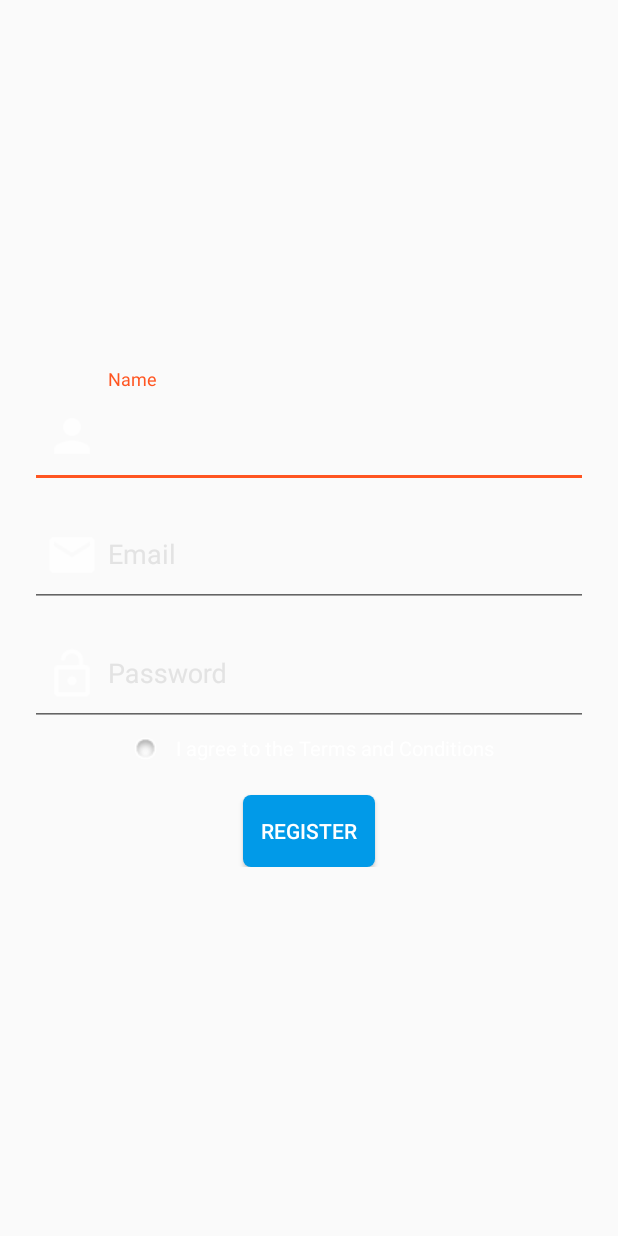
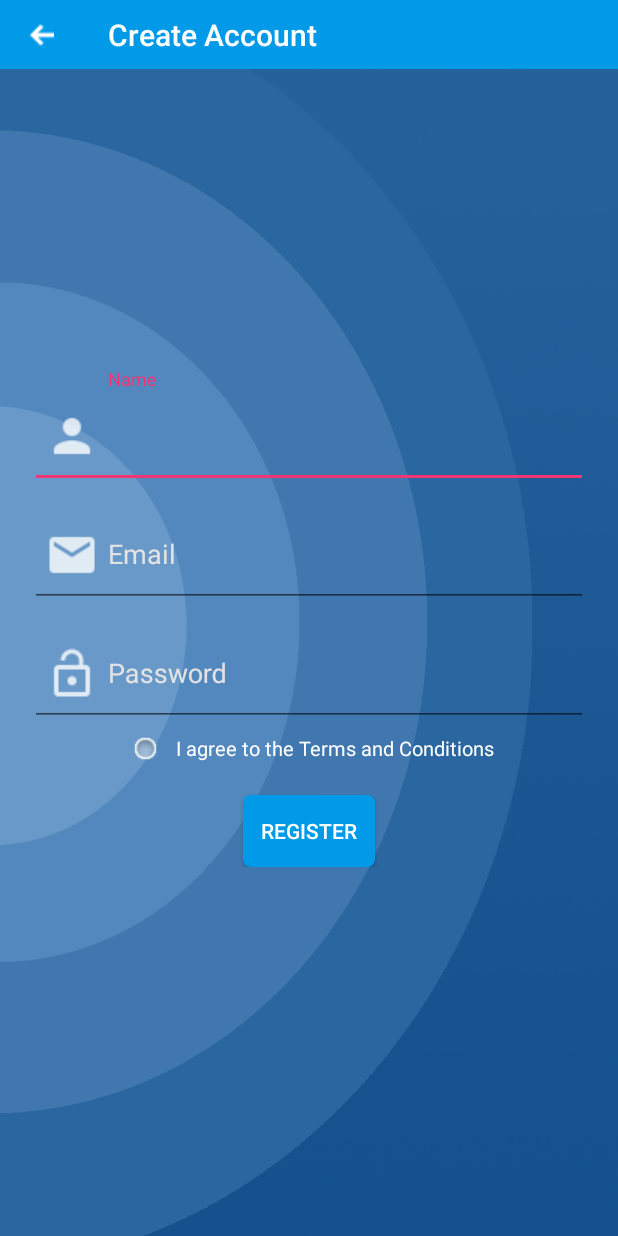
Before and after one commit to ChucNgo/ChatFlix, an Android app: the screen it shows after launch (RegisterActivity), after a tap on "SIGN UP", on a phone screen of 412 x 824 dp. Run offline under Robolectric (Android 15) with nearby library versions, the light colour scheme and no system bars; our stand-ins replace Firebase (no records; nobody signed in at launch, a user with empty details on screens opened directly); libraries missing offline, so code that uses them is left out: com.yarolegovich.lovelydialog; 2 statements that could not run were skipped; 3 other taps on this screen came first.

Commit message:
add and remove friend request, fix color accent

```diff
--- a/app/src/main/AndroidManifest.xml
+++ b/app/src/main/AndroidManifest.xml
@@ -23,7 +23,8 @@
         android:label="@string/app_name"
         android:roundIcon="@mipmap/ic_launcher_round"
         android:supportsRtl="true"
-        android:theme="@style/AppTheme">
+        android:theme="@style/AppTheme"
+        android:largeHeap="true">
         <activity
             android:name=".activity.LoginActivity"
             android:screenOrientation="portrait">
--- a/app/src/main/java/com/project/chatflix/activity/LoginActivity.java
+++ b/app/src/main/java/com/project/chatflix/activity/LoginActivity.java
@@ -19,6 +19,7 @@ import com.google.firebase.auth.FirebaseAuth;
 import com.google.firebase.auth.FirebaseUser;
 import com.project.chatflix.MainActivity;
 import com.project.chatflix.R;
+import com.project.chatflix.database.SharedPreferenceHelper;
 import com.project.chatflix.utils.StaticConfig;
 import com.yarolegovich.lovelydialog.LovelyProgressDialog;
 import com.yarolegovich.lovelydialog.LovelyTextInputDialog;
@@ -29,9 +30,6 @@ import java.util.regex.Pattern;
 public class LoginActivity extends Activity
 //        implements SinchService.StartFailedListener
 {
-
-    private static final String EMAIL = "email";
-    private static final String PASSWORD = "password";
 
     public static final String MY_PREFERENCES = "MyPrefs";
 
@@ -47,7 +45,8 @@ public class LoginActivity extends Activity
     private FirebaseUser user;
     private boolean firstTimeAccess;
     private LinearLayout layoutRememberLogin;
-    SharedPreferences sharedpreferences;
+    private SharedPreferences sharedpreferences;
+    private SharedPreferenceHelper preferenceHelper;
 
     private LovelyProgressDialog waitingDialog;
     private ImageView imgRemember;
@@ -81,13 +80,19 @@ public class LoginActivity extends Activity
         mAuth = FirebaseAuth.getInstance();
         mAuthListener = firebaseAuth -> {
             user = firebaseAuth.getCurrentUser();
-            if (user != null) {
-                StaticConfig.UID = user.getUid();
-                if (firstTimeAccess) {
-                    startActivity(new Intent(LoginActivity.this, MainActivity.class));
-                    LoginActivity.this.finish();
+            if (preferenceHelper.getAutoLogin()) {
+                if (user != null) {
+                    StaticConfig.UID = user.getUid();
+                    if (firstTimeAccess) {
+
+                        startActivity(new Intent(LoginActivity.this, MainActivity.class));
+                        LoginActivity.this.finish();
+                    }
                 }
+            } else {
+
             }
+
             firstTimeAccess = false;
         };
     }
@@ -96,6 +101,7 @@ public class LoginActivity extends Activity
         getWindow().setBackgroundDrawableResource(R.drawable.background);
         this.getWindow().setSoftInputMode(WindowManager.LayoutParams.SOFT_INPUT_STATE_ALWAYS_HIDDEN);
         mAuth = FirebaseAuth.getInstance();
+        preferenceHelper = SharedPreferenceHelper.getInstance(this);
         progressDialog = new ProgressDialog(this);
         waitingDialog = new LovelyProgressDialog(this);
         txtEmailLogin = findViewById(R.id.txtEmailLogin);
@@ -104,6 +110,15 @@ public class LoginActivity extends Activity
         btnReg = findViewById(R.id.btnReg);
         layoutRememberLogin = findViewById(R.id.layout_remember_login);
         imgRemember = findViewById(R.id.radioButton);
+
+        if (preferenceHelper.getAutoLogin()) {
+            imgRemember.setTag(1);
+            imgRemember.setBackgroundResource(R.drawable.rb_checked);
+        } else {
+            imgRemember.setTag(0);
+            imgRemember.setBackgroundResource(R.drawable.rb_unchecked);
+        }
+
         btnForgotPassword = findViewById(R.id.btnForgotPassword);
 
         waitingDialog = new LovelyProgressDialog(this).setCancelable(false);
@@ -132,9 +147,12 @@ public class LoginActivity extends Activity
                     if (imgRemember.getTag().toString().equalsIgnoreCase("1")) {
                         SharedPreferences.Editor editor = sharedpreferences.edit();
 
-                        editor.putString(EMAIL, email);
-                        editor.putString(PASSWORD, password);
+                        editor.putString(getString(R.string.email), email);
+                        editor.putString(getString(R.string.password_field), password);
                         editor.apply();
+                        preferenceHelper.setAuToLogin(true);
+                    } else {
+                        preferenceHelper.setAuToLogin(false);
                     }
 //                        if (!getSinchServiceInterface().isStarted()) {
 //                            getSinchServiceInterface().startClient(email);
@@ -218,11 +236,11 @@ public class LoginActivity extends Activity
     private void loadAccount() {
         sharedpreferences = getSharedPreferences(MY_PREFERENCES,
                 Context.MODE_PRIVATE);
-        if (sharedpreferences.contains(EMAIL)) {
-            txtEmailLogin.setText(sharedpreferences.getString(EMAIL, ""));
+        if (sharedpreferences.contains(getString(R.string.email))) {
+            txtEmailLogin.setText(sharedpreferences.getString(getString(R.string.email), ""));
         }
-        if (sharedpreferences.contains(PASSWORD)) {
-            txtPasswordLogin.setText(sharedpreferences.getString(PASSWORD, ""));
+        if (sharedpreferences.contains(getString(R.string.password_field))) {
+            txtPasswordLogin.setText(sharedpreferences.getString(getString(R.string.password_field), ""));
         }
     }
 
@@ -235,7 +253,6 @@ public class LoginActivity extends Activity
         mAuth.signInWithEmailAndPassword(email, password).addOnCompleteListener(task -> {
             if (task.isSuccessful()) {
                 progressDialog.dismiss();
-                // Khởi động service Sinch
                 Intent intent = new Intent(LoginActivity.this, MainActivity.class);
                 intent.addFlags(Intent.FLAG_ACTIVITY_NEW_TASK | Intent.FLAG_ACTIVITY_CLEAR_TASK);
                 startActivity(intent);
--- a/app/src/main/java/com/project/chatflix/database/SharedPreferenceHelper.java
+++ b/app/src/main/java/com/project/chatflix/database/SharedPreferenceHelper.java
@@ -15,9 +15,11 @@ public class SharedPreferenceHelper {
     private static String SHARE_KEY_EMAIL = "email";
     private static String SHARE_KEY_AVATA = "avata";
     private static String SHARE_KEY_UID = "uid";
+    private static String IS_AUTO_LOGIN = "autoLogin";
 
 
-    private SharedPreferenceHelper() {}
+    private SharedPreferenceHelper() {
+    }
 
     public static SharedPreferenceHelper getInstance(Context context) {
         if (instance == null) {
@@ -36,7 +38,7 @@ public class SharedPreferenceHelper {
         editor.apply();
     }
 
-    public User getUserInfo(){
+    public User getUserInfo() {
         String userName = preferences.getString(SHARE_KEY_NAME, "");
         String email = preferences.getString(SHARE_KEY_EMAIL, "");
         String avatar = preferences.getString(SHARE_KEY_AVATA, "default");
@@ -49,8 +51,18 @@ public class SharedPreferenceHelper {
         return user;
     }
 
-    public String getUID(){
+    public String getUID() {
         return preferences.getString(SHARE_KEY_UID, "");
     }
 
+    public boolean getAutoLogin() {
+        boolean result = preferences.getBoolean(IS_AUTO_LOGIN, false);
+        return result;
+    }
+
+    public void setAuToLogin(boolean kq){
+        editor.putBoolean(IS_AUTO_LOGIN, kq);
+        editor.apply();
+    }
+
 }
--- a/app/src/main/res/layout/activity_login.xml
+++ b/app/src/main/res/layout/activity_login.xml
@@ -163,7 +163,7 @@
             android:layout_width="60dp"
             android:layout_height="30dp"
             android:background="@android:color/transparent"
-            android:textColor="@color/colorAccent"
+            android:textColor="@color/orange"
             android:textSize="14dp"
             android:text="@string/sign_up"/>
 
--- a/app/src/main/res/layout/activity_register.xml
+++ b/app/src/main/res/layout/activity_register.xml
@@ -3,19 +3,19 @@
     android:layout_width="match_parent"
     android:layout_height="match_parent"
     xmlns:app="http://schemas.android.com/apk/res-auto"
-    android:background="@color/off_white">
+    android:background="@drawable/new_background">
 
-    <!--<android.support.v7.widget.Toolbar-->
-        <!--android:id="@+id/toolbar"-->
-        <!--android:layout_width="match_parent"-->
-        <!--android:layout_height="46dp"-->
-        <!--app:contentInsetLeft="0dp"-->
-        <!--app:contentInsetStart="0dp"-->
-        <!--app:title="Create Account"-->
-        <!--app:titleTextColor="#fff"-->
-        <!--android:background="@color/colorPrimary">-->
+    <android.support.v7.widget.Toolbar
+        android:id="@+id/toolbar"
+        android:layout_width="match_parent"
+        android:layout_height="46dp"
+        app:contentInsetLeft="0dp"
+        app:contentInsetStart="0dp"
+        app:title="Create Account"
+        app:titleTextColor="#fff"
+        android:background="@color/colorPrimary">
 
-    <!--</android.support.v7.widget.Toolbar>-->
+    </android.support.v7.widget.Toolbar>
 
     <LinearLayout
         android:layout_width="match_parent"
--- a/app/src/main/res/layout/app_bar_layout.xml
+++ b/app/src/main/res/layout/app_bar_layout.xml
@@ -17,7 +17,7 @@
             android:layout_width="0dp"
             android:layout_height="wrap_content"
             android:layout_weight="1"
-            android:text="@string/app_name"
+            android:text="@string/app_name_content"
             android:textColor="@color/off_white"
             android:textSize="18dp"
             android:textStyle="bold"
--- a/app/src/main/res/layout/item_friend_request.xml
+++ b/app/src/main/res/layout/item_friend_request.xml
@@ -1,7 +1,7 @@
 <?xml version="1.0" encoding="utf-8"?>
 <LinearLayout xmlns:android="http://schemas.android.com/apk/res/android"
     android:layout_width="match_parent"
-    android:layout_height="match_parent"
+    android:layout_height="wrap_content"
     android:orientation="vertical">
 
     <android.support.v7.widget.CardView
@@ -28,7 +28,7 @@
                 android:layout_width="match_parent"
                 android:layout_height="wrap_content"
                 android:layout_marginEnd="10dp"
-                android:layout_marginStart="12dp">
+                android:layout_marginStart="16dp">
 
                 <TextView
                     android:id="@+id/tv_friend_name"
--- a/app/src/main/res/values/colors.xml
+++ b/app/src/main/res/values/colors.xml
@@ -7,7 +7,7 @@
     <color name="colorPrimaryLight">#CFD8DC</color>
     <color name="chat_item_text">@color/colorPrimaryDark</color>
     <color name="chat_bg">#eceff1</color>
-    <color name="colorAccent">#ff5521</color>
+    <color name="colorAccent">#F13675</color>
     <color name="colorIndivateTab">#FFFFFF</color>
     <color name="transparent">#00000000</color>
     <color name="colorCardView">#f7f7f7</color>
@@ -23,4 +23,5 @@
     <color name="greyish">#fff2f1f2</color>
 
     <color name="tab_color">#455A64</color>
+    <color name="orange">#ff5521</color>
 </resources>
--- a/app/src/main/res/values/strings.xml
+++ b/app/src/main/res/values/strings.xml
@@ -120,4 +120,5 @@
     <string name="request_table">Request</string>
     <string name="send_request_friend_success">Send request to friend successfully!</string>
     <string name="delete_request_successfully">Delete request successfully!</string>
+    <string name="app_name_content">Chat Flix</string>
 </resources>
--- a/app/src/main/res/values/styles.xml
+++ b/app/src/main/res/values/styles.xml
@@ -7,10 +7,24 @@
         <item name="colorPrimaryDark">@color/colorPrimaryDark</item>
         <item name="colorAccent">@color/colorAccent</item>
         <item name="android:homeAsUpIndicator">@drawable/arrow_left</item>
+        <item name="alertDialogTheme">@style/AlertDialogTheme</item>
     </style>
 
     <style name="EditTextTintTheme" parent="Theme.AppCompat.Light.Dialog.Alert">
         <item name="colorPrimaryDark">#0288D1</item>
     </style>
 
+    <style name="AlertDialogTheme" parent="Theme.AppCompat.Light.Dialog.Alert">
+        <item name="buttonBarNegativeButtonStyle">@style/NegativeButtonStyle</item>
+        <item name="buttonBarPositiveButtonStyle">@style/PositiveButtonStyle</item>
+    </style>
+
+    <style name="NegativeButtonStyle" parent="Widget.AppCompat.Button.ButtonBar.AlertDialog">
+        <item name="android:textColor">@color/colorPrimary</item>
+    </style>
+
+    <style name="PositiveButtonStyle" parent="Widget.AppCompat.Button.ButtonBar.AlertDialog">
+        <item name="android:textColor">@color/colorPrimary</item>
+    </style>
+
 </resources>
--- a/build.gradle
+++ b/build.gradle
@@ -12,7 +12,7 @@ buildscript {
 
         // NOTE: Do not place your application dependencies here; they belong
         // in the individual module build.gradle files
-        classpath 'com.google.gms:google-services:4.0.1'
+        classpath 'com.google.gms:google-services:3.3.0'
     }
 }
 
```
Also changed, not shown: app/build.gradle (+4 -4 lines), app/src/main/java/com/project/chatflix/activity/FriendRequestActivity.java (+41 -0 lines), app/src/main/java/com/project/chatflix/activity/RegisterActivity.java (+20 -7 lines), app/src/main/java/com/project/chatflix/adapter/ListFriendRequestAdapter.java (+8 -25 lines), app/src/main/java/com/project/chatflix/adapter/ListFriendsAdapter.java (+5 -4 lines), app/src/main/java/com/project/chatflix/fragment/InfoFragment.java (+4 -7 lines).
